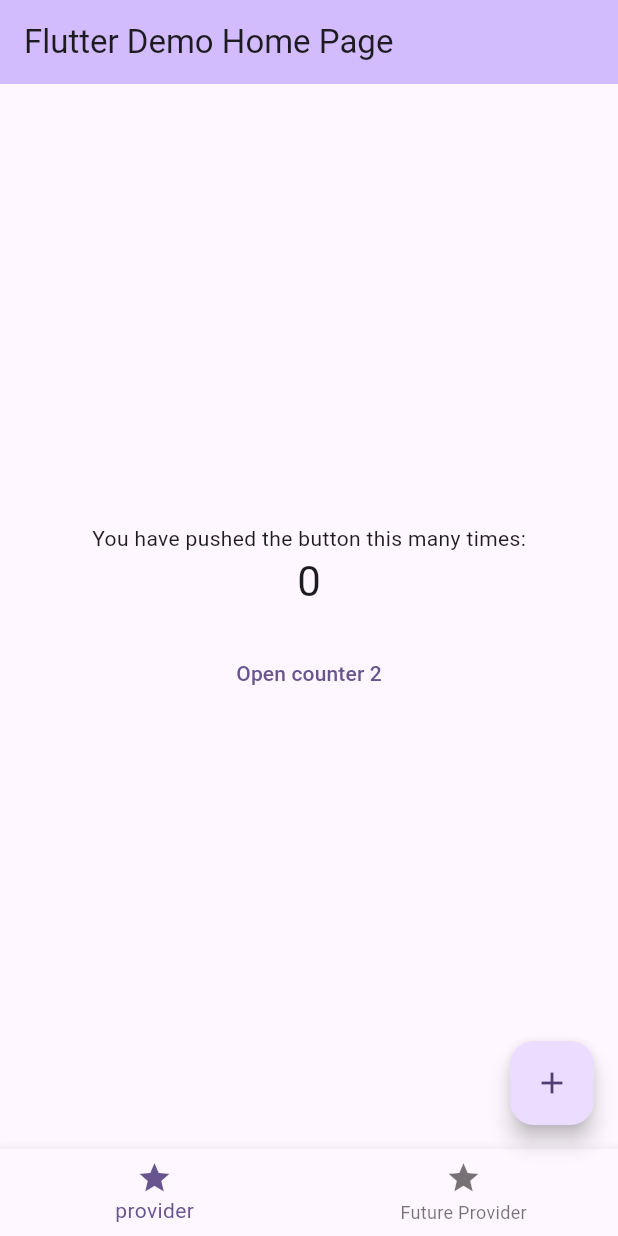
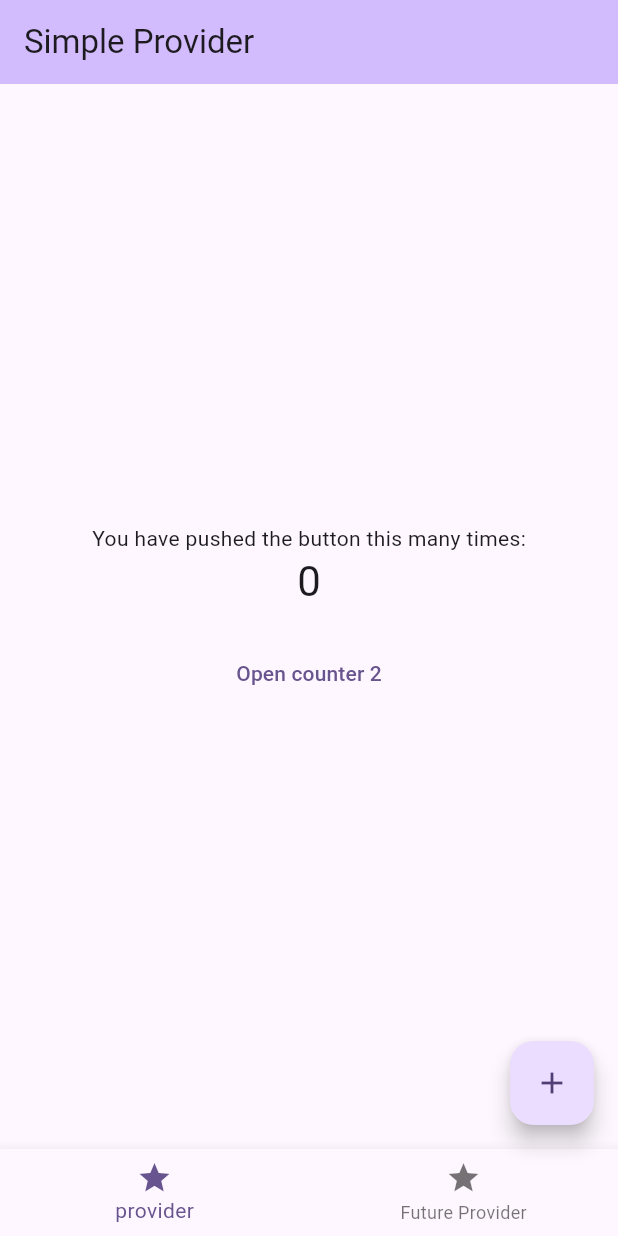
Before and after one commit to yanaMyn/flutter-provider, a Flutter app: the screen it shows after launch, on a phone screen of 412 x 824 dp. Run offline on Flutter 3.47's test engine with Material 3 defaults, Android fonts, the phone set to English and light mode, and no system bars.

```diff
--- a/lib/main.dart
+++ b/lib/main.dart
@@ -1,8 +1,8 @@
 import 'package:flutter/material.dart';
 import 'package:provider/provider.dart';
+import 'package:state_management_provider/future_screen.dart';
 import 'package:state_management_provider/main_model.dart';
 import 'package:state_management_provider/provider_screen.dart';
-import 'package:state_management_provider/second_counter.dart';
 
 void main() {
   runApp(const MyApp());
@@ -21,16 +21,14 @@ class MyApp extends StatelessWidget {
           colorScheme: ColorScheme.fromSeed(seedColor: Colors.deepPurple),
           useMaterial3: true,
         ),
-        home: const MyHomePage(title: 'Flutter Demo Home Page'),
+        home: const MyHomePage(),
       ),
     );
   }
 }
 
 class MyHomePage extends StatefulWidget {
-  const MyHomePage({super.key, required this.title});
-
-  final String title;
+  const MyHomePage({super.key});
 
   @override
   State<MyHomePage> createState() => _MyHomePageState();
@@ -47,14 +45,14 @@ class _MyHomePageState extends State<MyHomePage> {
 
   @override
   Widget build(BuildContext context) {
-    print("_MyHomePageState");
+    Widget content = const ProviderScreen();
+    if (_selectedPageIndex == 1) {
+      content = const FutureScreen();
+    }
+
     return Consumer<MainModel>(
       builder: (context, model, child) => Scaffold(
-        appBar: AppBar(
-          backgroundColor: Theme.of(context).colorScheme.inversePrimary,
-          title: Text(widget.title),
-        ),
-        body: const ProviderScreen(),
+        body: content,
         bottomNavigationBar: BottomNavigationBar(
           currentIndex: _selectedPageIndex,
           onTap: (value) => _selectPage(value),
--- a/lib/provider_screen.dart
+++ b/lib/provider_screen.dart
@@ -8,9 +8,13 @@ class ProviderScreen extends StatelessWidget {
 
   @override
   Widget build(BuildContext context) {
-    print("ProviderScreen");
     MainModel model = Provider.of<MainModel>(context, listen: true);
-    return Center(
+    return Scaffold(
+      appBar: AppBar(
+        backgroundColor: Theme.of(context).colorScheme.inversePrimary,
+        title: const Text("Simple Provider"),
+      ),
+      body: Center(
         child: Column(
           mainAxisAlignment: MainAxisAlignment.center,
           children: <Widget>[
@@ -36,6 +40,7 @@ class ProviderScreen extends StatelessWidget {
             )
           ],
         ),
+      ),
     );
   }
 }
```
Also changed, not shown: lib/future_screen.dart (added, +33 -0 lines). Lines whose indentation alone changed are shown as unchanged.
